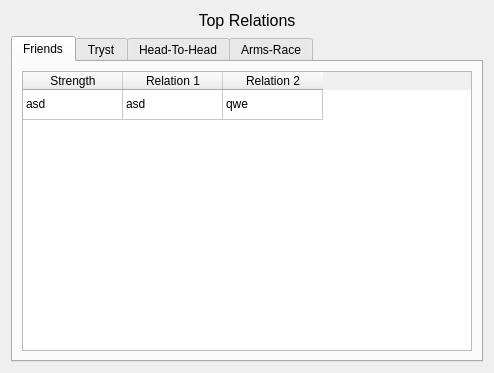
The window that Visualizer/ui/relation_types_tabs.ui (nwrush/Visualization) describes before a commit, drawn with Qt 5.
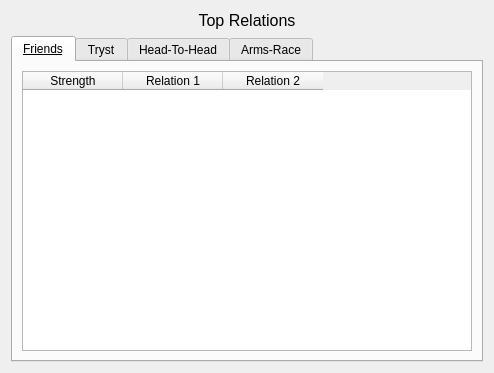
The same window after the commit.

Commit message: Changed relation type window to use tabs instead of buttons

The edit to the form file:
```diff
--- a/Visualizer/ui/relation_types_tabs.ui
+++ b/Visualizer/ui/relation_types_tabs.ui
@@ -34,6 +34,9 @@
      <property name="autoFillBackground">
       <bool>true</bool>
      </property>
+     <property name="styleSheet">
+      <string notr="true">QTabBar::tab:selected { text-decoration: underline; }</string>
+     </property>
      <property name="tabPosition">
       <enum>QTabWidget::North</enum>
      </property>
@@ -65,11 +68,6 @@
          <attribute name="verticalHeaderVisible">
           <bool>false</bool>
          </attribute>
-         <row>
-          <property name="text">
-           <string>New Row</string>
-          </property>
-         </row>
          <column>
           <property name="text">
            <string>Strength</string>
@@ -85,21 +83,6 @@
            <string>Relation 2</string>
           </property>
          </column>
-         <item row="0" column="0">
-          <property name="text">
-           <string>asd</string>
-          </property>
-         </item>
-         <item row="0" column="1">
-          <property name="text">
-           <string>asd</string>
-          </property>
-         </item>
-         <item row="0" column="2">
-          <property name="text">
-           <string>qwe</string>
-          </property>
-         </item>
         </widget>
        </item>
       </layout>
```
Left out of the diff: 4 changed lines with no effect on the pictures. The commit also changes 6 other files.
